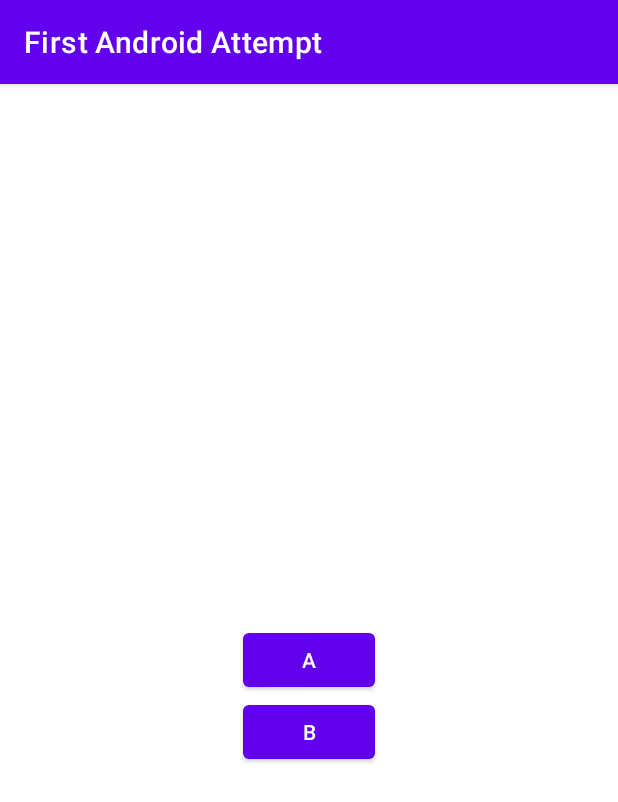
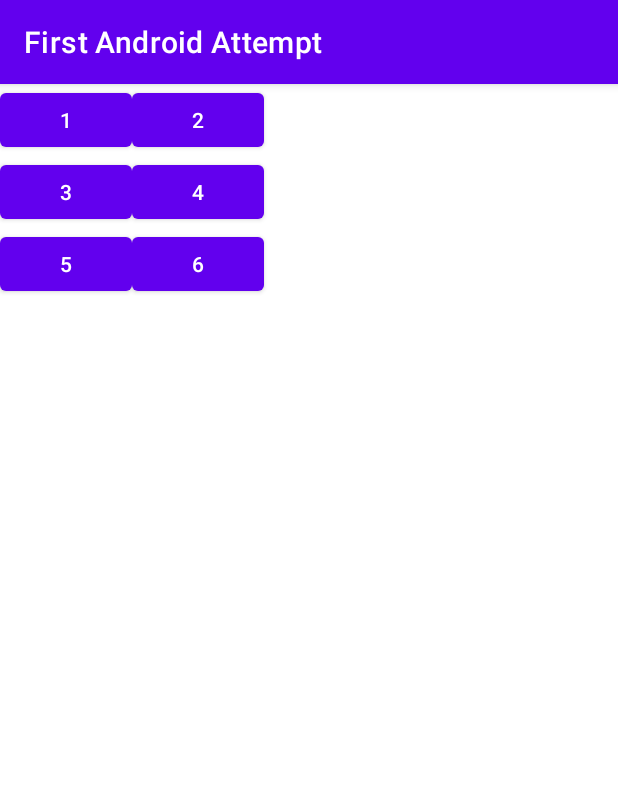
Before and after one commit to andreagodoshian/kotlin-udemy, an Android app: the screen it shows after launch (MainActivity), on a phone screen of 412 x 824 dp. Shown: the top 802 px of the screen. Run offline under Robolectric (Android 15) with nearby library versions, the phone set to English and light mode, and no system bars.

Commit message:
learning - table layout

```diff
--- a/FirstAndroidAttempt/app/src/main/res/layout/activity_main.xml
+++ b/FirstAndroidAttempt/app/src/main/res/layout/activity_main.xml
@@ -1,5 +1,5 @@
 <?xml version="1.0" encoding="utf-8"?>
-<RelativeLayout xmlns:android="http://schemas.android.com/apk/res/android"
+<TableLayout xmlns:android="http://schemas.android.com/apk/res/android"
     xmlns:app="http://schemas.android.com/apk/res-auto"
     xmlns:tools="http://schemas.android.com/tools"
     android:layout_width="match_parent"
@@ -7,19 +7,54 @@
     android:orientation="vertical"
     tools:context=".MainActivity">
 
+    <TableRow
+        android:layout_width="match_parent"
+        android:layout_height="match_parent" >
+
         <Button
-        android:id="@+id/a"
+            android:id="@+id/button8"
             android:layout_width="wrap_content"
             android:layout_height="wrap_content"
-        android:text="A"
-        android:layout_centerHorizontal="true"
-        android:layout_centerVertical="true"/>
+            android:text="1" />
 
         <Button
-        android:id="@+id/b"
+            android:id="@+id/button5"
             android:layout_width="wrap_content"
             android:layout_height="wrap_content"
-        android:text="B"
-        android:layout_below="@+id/a"
-        android:layout_centerHorizontal="true"/>
-</RelativeLayout>
+            android:text="2" />
+    </TableRow>
+
+    <TableRow
+        android:layout_width="match_parent"
+        android:layout_height="match_parent" >
+
+        <Button
+            android:id="@+id/button9"
+            android:layout_width="wrap_content"
+            android:layout_height="wrap_content"
+            android:text="3" />
+
+        <Button
+            android:id="@+id/button6"
+            android:layout_width="wrap_content"
+            android:layout_height="wrap_content"
+            android:text="4" />
+    </TableRow>
+
+    <TableRow
+        android:layout_width="match_parent"
+        android:layout_height="match_parent" >
+
+        <Button
+            android:id="@+id/button10"
+            android:layout_width="wrap_content"
+            android:layout_height="wrap_content"
+            android:text="5" />
+
+        <Button
+            android:id="@+id/button7"
+            android:layout_width="wrap_content"
+            android:layout_height="wrap_content"
+            android:text="6" />
+    </TableRow>
+</TableLayout>
```
Lines whose indentation alone changed are shown as unchanged.
